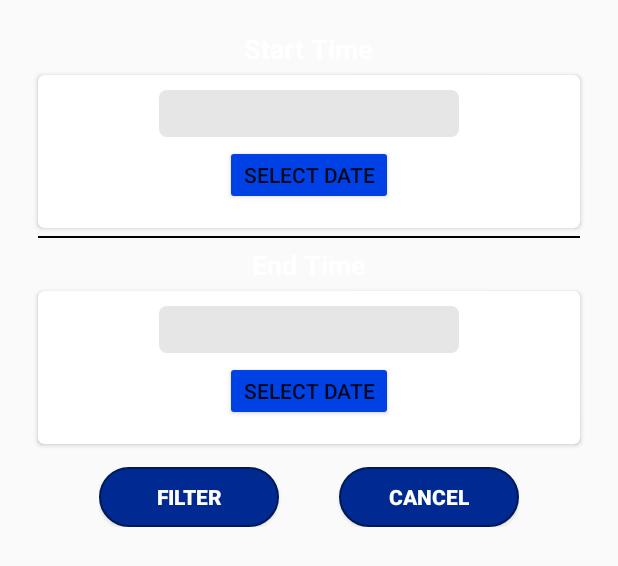
After one commit to KKajawe/SaitowApp, an Android app: the layout custom_dialog.xml on its own in the app's theme, with its tools: preview values and no code run, on a phone screen of 412 x 824 dp. The commit adds this screen. Shown: the top 566 px of the screen. Run offline under Robolectric (Android 15) with nearby library versions, the phone set to English and light mode, and no system bars.

Commit message:
user_story [issue #11] : Implement Filter Functionality On Order List #11
Functionality: implemented filter long with sorting and also removing of filter

Tech Description:
- added required drawables and implement UI
- added new api and implement it
- implemented functionality of filter removal and addition in ordersFragment
-added custom dialog classes for date picker and time picker

```diff
--- a/app/src/main/java/com/example/saitowapp/repository/LoginRepository.kt
+++ b/app/src/main/java/com/example/saitowapp/repository/LoginRepository.kt
@@ -1,6 +1,7 @@
 package com.example.saitowapp.repository
 
 import com.example.saitowapp.model.LoginModel
+import com.example.saitowapp.model.Orders
 import com.example.saitowapp.network.ApiService
 import okhttp3.Credentials
 
@@ -10,4 +11,7 @@ class LoginRepository(private val apiService:ApiService) {
         val credentials: String = Credentials.basic(username, password)
         return apiService.getLoginDetails(credentials)
     }
+    suspend fun getfilterOrderList(token:String,filterParam: String,sortParam:String): retrofit2.Response<Orders> {
+         return apiService.getfilterOrders(token,filterParam,sortParam)
+    }
 }
--- /dev/null
+++ b/app/src/main/res/layout/custom_dialog.xml
@@ -0,0 +1,167 @@
+<?xml version="1.0" encoding="utf-8"?>
+<LinearLayout xmlns:android="http://schemas.android.com/apk/res/android"
+    xmlns:card_view="http://schemas.android.com/apk/res-auto"
+    android:layout_width="fill_parent"
+    android:layout_height="wrap_content"
+    android:padding="20dp"
+    android:gravity="center"
+    android:orientation="vertical" >
+    <TextView
+        android:layout_width="wrap_content"
+        android:layout_height="wrap_content"
+        android:text="@string/start_time"
+        android:textAppearance="@style/TextAppearance.AppCompat.Medium"
+        android:textColor="@color/white"
+        android:textStyle="bold" />
+    <androidx.cardview.widget.CardView
+        android:layout_width="match_parent"
+        android:layout_height="wrap_content"
+        android:layout_margin="5dp"
+        android:orientation="vertical"
+        card_view:cardCornerRadius="4dp">
+
+        <LinearLayout
+            android:layout_width="match_parent"
+            android:layout_height="wrap_content"
+            android:padding="10dp"
+            android:orientation="vertical"
+            android:gravity="center">
+
+            <EditText
+                android:layout_width="200dp"
+                android:layout_height="wrap_content"
+                android:background="@drawable/edtxt_shape"
+                android:padding="3dp"
+                android:textColor="@color/black"
+                android:id="@+id/edt_startDate" />
+
+            <Button
+                android:layout_width="wrap_content"
+                android:layout_height="40dp"
+                android:layout_margin="5dp"
+                android:backgroundTint="@color/purple_200"
+                android:text="@string/select_date"
+                android:id="@+id/btn_date" />
+
+<!--            <EditText-->
+<!--                android:layout_width="200dp"-->
+<!--                android:layout_height="wrap_content"-->
+<!--                android:id="@+id/in_time"-->
+<!--                android:layout_below="@+id/in_date"-->
+<!--                android:layout_alignParentLeft="true"-->
+<!--                android:layout_alignParentStart="true" />-->
+
+<!--            <Button-->
+<!--                android:layout_width="wrap_content"-->
+<!--                android:layout_height="wrap_content"-->
+<!--                android:text="@string/select_time"-->
+<!--                android:id="@+id/btn_time"-->
+<!--                android:layout_below="@+id/btn_date"-->
+<!--                android:layout_alignLeft="@+id/btn_date"-->
+<!--                android:layout_alignStart="@+id/btn_date" />-->
+
+        </LinearLayout>
+    </androidx.cardview.widget.CardView>
+    <View
+        android:layout_width="match_parent"
+        android:layout_height="1dp"
+        android:layout_marginLeft="5dp"
+        android:layout_marginRight="5dp"
+        android:background="@color/black" />
+    <TextView
+        android:layout_width="wrap_content"
+        android:layout_height="wrap_content"
+        android:text="@string/end_time"
+        android:layout_marginTop="5dp"
+        android:textAppearance="@style/TextAppearance.AppCompat.Medium"
+        android:textColor="@color/white"
+        android:textStyle="bold" />
+    <androidx.cardview.widget.CardView
+        android:layout_width="match_parent"
+        android:layout_height="wrap_content"
+        android:layout_margin="5dp"
+        android:orientation="vertical"
+        card_view:cardCornerRadius="4dp">
+
+
+        <LinearLayout
+            android:layout_width="match_parent"
+            android:layout_height="wrap_content"
+            android:padding="10dp"
+            android:orientation="vertical"
+            android:gravity="center">
+
+            <EditText
+                android:id="@+id/edt_endDate"
+                android:layout_width="200dp"
+                android:layout_height="wrap_content"
+                android:textColor="@color/black"
+                android:background="@drawable/edtxt_shape"
+                android:padding="3dp"
+             />
+
+            <Button
+                android:layout_width="wrap_content"
+                android:layout_height="40dp"
+                android:layout_margin="5dp"
+                android:text="@string/select_date"
+                android:backgroundTint="@color/purple_200"
+                android:id="@+id/btn_enddate"
+         />
+
+<!--            <EditText-->
+<!--                android:layout_width="200dp"-->
+<!--                android:layout_height="wrap_content"-->
+<!--                android:id="@+id/in_endtime"-->
+<!--                android:layout_below="@+id/in_enddate"-->
+<!--                android:layout_alignParentLeft="true"-->
+<!--                android:layout_alignParentStart="true" />-->
+
+<!--            <Button-->
+<!--                android:layout_width="wrap_content"-->
+<!--                android:layout_height="wrap_content"-->
+<!--                android:backgroundTint="@color/grey"-->
+<!--                android:textColor="@color/white"-->
+<!--                android:text="@string/select_time"-->
+<!--                android:id="@+id/btn_endtime"-->
+<!--                android:layout_below="@+id/btn_enddate"-->
+<!--                android:layout_alignLeft="@+id/btn_enddate"-->
+<!--                android:layout_alignStart="@+id/btn_enddate" />-->
+
+        </LinearLayout>
+    </androidx.cardview.widget.CardView>
+
+
+
+
+    <LinearLayout
+        android:layout_width="wrap_content"
+        android:layout_height="wrap_content"
+        android:layout_gravity="center"
+        android:layout_margin="10dp"
+        android:orientation="horizontal" >
+
+        <Button
+            android:id="@+id/btn_filter"
+            android:layout_width="120dp"
+            android:layout_height="40dp"
+            android:layout_marginEnd="20dp"
+            android:background="@drawable/btn_shape"
+            android:clickable="true"
+            android:text="Filter"
+            android:textColor="@color/white"
+            android:textStyle="bold" />
+
+        <Button
+            android:id="@+id/btn_cancel"
+            android:layout_width="120dp"
+            android:layout_height="40dp"
+            android:layout_marginStart="20dp"
+            android:background="@drawable/btn_shape"
+            android:clickable="true"
+            android:text="Cancel"
+            android:textColor="@color/white"
+            android:textStyle="bold" />
+    </LinearLayout>
+
+</LinearLayout>
--- a/app/src/main/res/values/colors.xml
+++ b/app/src/main/res/values/colors.xml
@@ -1,8 +1,8 @@
 <?xml version="1.0" encoding="utf-8"?>
 <resources>
-    <color name="purple_200">#FFBB86FC</color>
-    <color name="teal_200">#FF03DAC5</color>
-    <color name="teal_700">#FF018786</color>
+    <color name="purple_200">#0041e6</color>
+    <color name="teal_200">#a6a6a6</color>
+    <color name="teal_700">#999999</color>
     <color name="colorPrimaryDark">#001957</color>
     <color name="colorPrimary">#002A91</color>
     <color name="colorAccent">#A243FF</color>
--- a/app/src/main/res/values/strings.xml
+++ b/app/src/main/res/values/strings.xml
@@ -4,10 +4,17 @@
     <string name="password">Password</string>
     <string name="login">Login</string>
     <string name="btn_logout">LogOut</string>
+    <string name="btn_sort">Sort</string>
+    <string name="btn_filter">Filter</string>
+
     <string name="order_id"> Order Id :</string>
     <string name="op_price">Operator Price</string>
     <string name="with_tax">With Tax(Gross)</string>
     <string name="without_tax">Without Tax(Net)</string>
     <string name="payment_method">Payment Method : </string>
     <string name="date">Date :</string>
+    <string name="start_time">Start Time</string>
+    <string name="end_time">End Time</string>
+    <string name="select_date">Select Date</string>
+    <string name="select_time">Select Time</string>
 </resources>
```
Also changed, not shown: app/src/main/java/com/example/saitowapp/adapter/OrderFilterListAdapter.kt (added, +52 -0 lines), app/src/main/java/com/example/saitowapp/network/ApiService.kt (+15 -5 lines), app/src/main/java/com/example/saitowapp/ui_classes/Custom_Dialog.kt (added, +115 -0 lines), app/src/main/java/com/example/saitowapp/ui_classes/MainActivity.kt (added, +54 -0 lines), app/src/main/java/com/example/saitowapp/ui_classes/OrdersFragment.kt (+60 -11 lines), app/src/main/java/com/example/saitowapp/viewModel/MainActivityViewModel.kt (+33 -1 lines), app/src/main/res/layout/frag_orderlist.xml (+12 -4 lines), app/src/main/res/menu/menu.xml (+6 -1 lines), app/src/main/res/drawable/filter_icon.png (added), app/src/main/res/drawable/filtersort.png (added).
